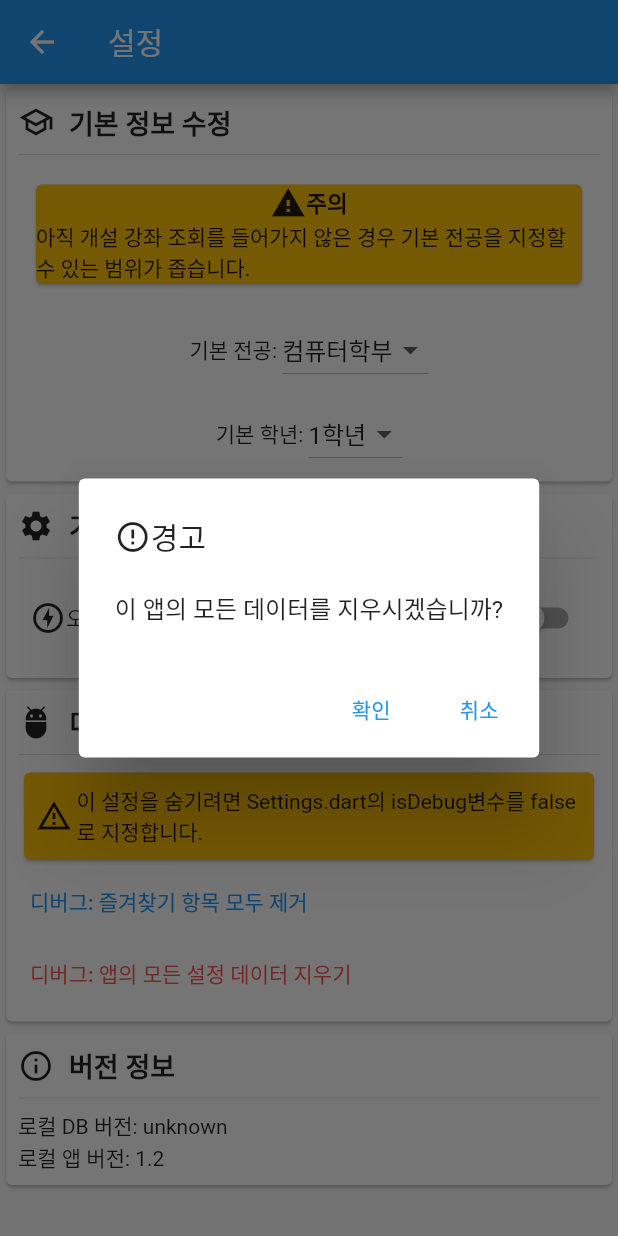
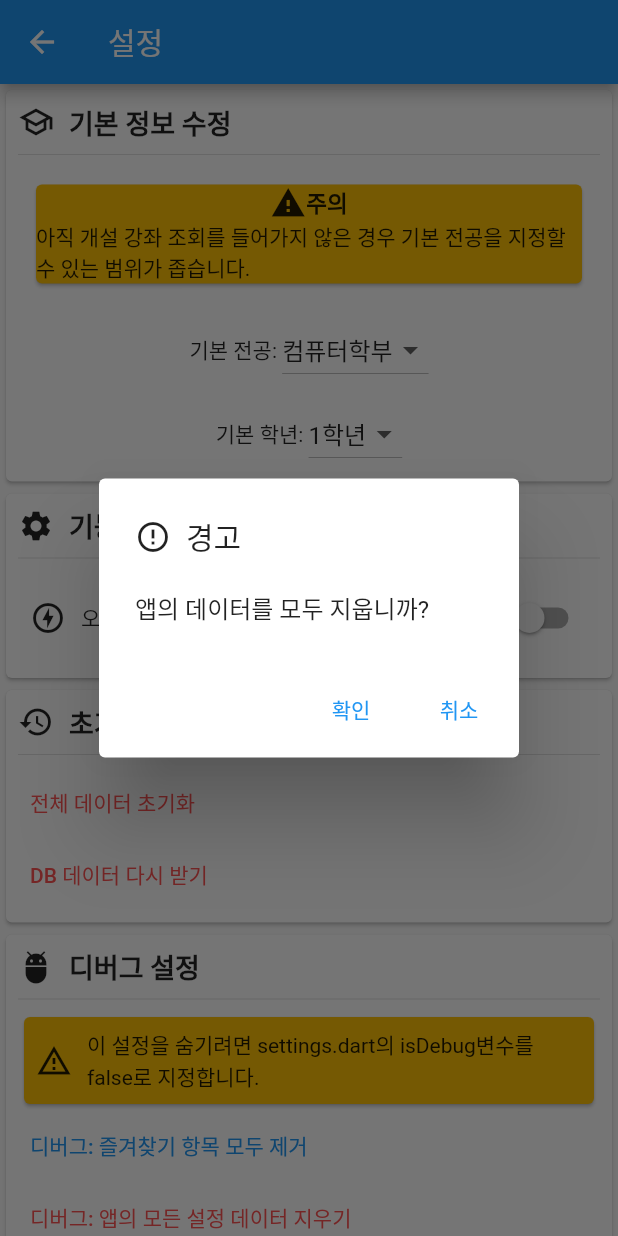
Before and after one commit to sun30812/suwon_mate, a Flutter app: the SettingPage screen opened by its route, after a tap on "디버그: 앱의 모든 설정 데이터 지우기", on a phone screen of 412 x 824 dp. Run offline on Flutter 3.47's test engine with Material 2 defaults, Android fonts, the phone set to English and light mode, and no system bars; our stand-ins replace firebase_core, firebase_database, package_info_plus, shared_preferences; accounts and stored records are empty.

Commit message:
일부 문제 수정 및 안정화 * 초기화 메뉴 추가 * 검색 시 전체 항목이 나오지 않도록 수정 * 일부 디자인 수정 * 일부 위젯 style_widget.dart로 통합

```diff
--- a/lib/open_class.dart
+++ b/lib/open_class.dart
@@ -119,8 +119,6 @@ class _OpenClassState extends State<OpenClass> {
     _pref.setString('class', _saveData);
     _pref.setStringList('dp_set', dpSet.toList());
   }
-
-  void _forceUpdate() async {}
 
   @override
   Widget build(BuildContext context) {
--- a/lib/settings.dart
+++ b/lib/settings.dart
@@ -89,51 +89,27 @@ class _SettingPageState extends State<SettingPage> {
           detail: Column(
             crossAxisAlignment: CrossAxisAlignment.start,
             children: [
-              Card(
+              NotiCard(
                 color: Colors.amber,
-                child: Padding(
-                  padding: const EdgeInsets.all(8.0),
-                  child: Row(
-                    children: const [
-                      Icon(Icons.warning_amber_outlined),
-                      Padding(padding: EdgeInsets.only(right: 3.0)),
-                      Flexible(
-                          child: Text(
-                              '이 설정을 숨기려면 Settings.dart의 isDebug변수를 false로 지정합니다.')),
-                    ],
-                  ),
-                ),
+                icon: Icons.warning_amber_outlined,
+                message: '이 설정을 숨기려면 settings.dart의 isDebug변수를 false로 지정합니다.',
               ),
               TextButton(
                   onPressed: () async {
                     showDialog(
                         barrierDismissible: false,
                         context: context,
-                        builder: (BuildContext context) {
-                          return AlertDialog(
-                            title: Row(
-                              children: const [
-                                Icon(Icons.warning_amber_outlined),
-                                Text('경고')
-                              ],
-                            ),
-                            content: const Text('저장된 즐겨찾기 과목을 모두 지우시겠습니까?'),
-                            scrollable: true,
-                            actions: [
-                              TextButton(
+                        builder: (BuildContext context) => SuwonDialog(
+                              icon: Icons.error_outline,
+                              title: '경고',
+                              content: Text('즐겨찾는 과목의 데이터를 모두 지웁니까?'),
                               onPressed: () async {
                                 SharedPreferences _pref =
                                     await SharedPreferences.getInstance();
                                 _pref.remove('favorites');
                                 Navigator.of(context).pop();
                               },
-                                  child: const Text('확인')),
-                              TextButton(
-                                  onPressed: () => Navigator.of(context).pop(),
-                                  child: const Text('취소'))
-                            ],
-                          );
-                        });
+                            ));
                   },
                   child: const Text('디버그: 즐겨찾기 항목 모두 제거')),
               TextButton(
@@ -141,36 +117,21 @@ class _SettingPageState extends State<SettingPage> {
                     showDialog(
                         barrierDismissible: false,
                         context: context,
-                        builder: (BuildContext context) {
-                          return AlertDialog(
-                            title: Row(
-                              children: const [
-                                Icon(Icons.error_outline),
-                                Text('경고')
-                              ],
-                            ),
-                            content: const Text('이 앱의 모든 데이터를 지우시겠습니까?'),
-                            scrollable: true,
-                            actions: [
-                              TextButton(
+                        builder: (BuildContext context) => SuwonDialog(
+                              icon: Icons.error_outline,
+                              title: '경고',
+                              content: Text('앱의 데이터를 모두 지웁니까?'),
                               onPressed: () async {
                                 SharedPreferences _pref =
                                     await SharedPreferences.getInstance();
-                                  _pref.clear();
+                                _pref.remove('favorites');
                                 Navigator.of(context).pop();
                               },
-                                child: const Text('확인'),
-                              ),
-                              TextButton(
-                                  onPressed: () => Navigator.of(context).pop(),
-                                  child: const Text('취소'))
-                            ],
-                          );
-                        });
+                            ));
                   },
                   style: ButtonStyle(
                       overlayColor: MaterialStateProperty.all(
-                          Colors.redAccent.withAlpha(50)),
+                          Colors.redAccent.withAlpha(30)),
                       foregroundColor:
                           MaterialStateProperty.all(Colors.redAccent)),
                   child: const Text(
@@ -291,7 +252,11 @@ class _SettingPageState extends State<SettingPage> {
                                     },
                                     child: Row(
                                       children: const [
+                                        Padding(
+                                          padding: EdgeInsets.only(right: 10.0),
+                                          child:
                                               Icon(Icons.offline_bolt_outlined),
+                                        ),
                                         Text('오프라인 모드'),
                                       ],
                                     )),
@@ -307,12 +272,77 @@ class _SettingPageState extends State<SettingPage> {
                           )
                         ],
                       )),
+                  CardInfo(
+                    icon: Icons.restore,
+                    title: '초기화 메뉴',
+                    detail: Column(
+                      crossAxisAlignment: CrossAxisAlignment.start,
+                      children: [
+                        TextButton(
+                            onPressed: () async {
+                              showDialog(
+                                  barrierDismissible: false,
+                                  context: context,
+                                  builder: (BuildContext context) =>
+                                      SuwonDialog(
+                                          icon: Icons.error_outline,
+                                          title: '경고',
+                                          content: const Text(
+                                              '앱의 모든 데이터를 초기화합니다. 계속하시겠습니까?'),
+                                          onPressed: () async {
+                                            SharedPreferences _pref =
+                                                await SharedPreferences
+                                                    .getInstance();
+                                            _pref.clear();
+                                            Navigator.of(context).pop();
+                                          }));
+                            },
+                            style: ButtonStyle(
+                                overlayColor: MaterialStateProperty.all(
+                                    Colors.redAccent.withAlpha(30)),
+                                foregroundColor: MaterialStateProperty.all(
+                                    Colors.redAccent)),
+                            child: const Text(
+                              '전체 데이터 초기화',
+                            )),
+                        TextButton(
+                            onPressed: () async {
+                              showDialog(
+                                  barrierDismissible: false,
+                                  context: context,
+                                  builder: (BuildContext context) {
+                                    return SuwonDialog(
+                                      icon: Icons.error_outline,
+                                      title: '경고',
+                                      content: const Text(
+                                          'DB의 데이터를 다시 받습니다. 계속하시겠습니까?'),
+                                      onPressed: () async {
+                                        SharedPreferences _pref =
+                                            await SharedPreferences
+                                                .getInstance();
+                                        _pref.remove('class');
+                                        Navigator.of(context).pop();
+                                      },
+                                    );
+                                  });
+                            },
+                            style: ButtonStyle(
+                                overlayColor: MaterialStateProperty.all(
+                                    Colors.redAccent.withAlpha(30)),
+                                foregroundColor: MaterialStateProperty.all(
+                                    Colors.redAccent)),
+                            child: const Text(
+                              'DB 데이터 다시 받기',
+                            )),
+                      ],
+                    ),
+                  ),
                   debugWidget(),
                   CardInfo(
                     icon: Icons.info_outline,
                     title: '버전 정보',
                     detail: Text(
-                        '로컬 DB 버전: ${(snapshot.data as SharedPreferences).getString('db_ver') ?? 'unknown'}\n'
+                        '로컬 DB 버전: ${(snapshot.data as SharedPreferences).getString('db_ver') ?? '다운로드 필요'}\n'
                         '로컬 앱 버전: ${packageInfo.version}'),
                   )
                 ],
--- a/lib/style_widget.dart
+++ b/lib/style_widget.dart
@@ -1,5 +1,6 @@
 import 'package:flutter/material.dart';
 import 'package:flutter/services.dart';
+import 'package:shared_preferences/shared_preferences.dart';
 
 class ClassDetailInfoCard extends StatelessWidget {
   final String subjectCode,
@@ -289,11 +290,14 @@ class CardInfo extends StatelessWidget {
 
 class InputBar extends StatelessWidget {
   void Function(String)? _onChanged;
+  final IconData? _icon;
   InputBar(
       {Key? key,
       required TextEditingController controller,
+      IconData? icon,
       void Function(String)? onChanged})
       : _onChanged = onChanged,
+        _icon = icon,
         _controller = controller,
         super(key: key);
 
@@ -311,12 +315,12 @@ class InputBar extends StatelessWidget {
         child: TextField(
           onChanged: _onChanged,
           controller: _controller,
-          decoration: const InputDecoration(
+          decoration: InputDecoration(
             border: InputBorder.none,
             hintText: "입력하여 검색",
             icon: Padding(
-              padding: EdgeInsets.only(left: 8.0),
-              child: Icon(Icons.search),
+              padding: const EdgeInsets.only(left: 10.0),
+              child: Icon(_icon),
             ),
           ),
         ),
@@ -324,3 +328,77 @@ class InputBar extends StatelessWidget {
     );
   }
 }
+
+class SuwonDialog extends StatelessWidget {
+  IconData _icon;
+  String _title;
+  Widget _content;
+  void Function()? _onPressed;
+  SuwonDialog({
+    required IconData icon,
+    required String title,
+    required Widget content,
+    void Function()? onPressed,
+    Key? key,
+  })  : _icon = icon,
+        _title = title,
+        _content = content,
+        _onPressed = onPressed,
+        super(key: key);
+
+  @override
+  Widget build(BuildContext context) {
+    return AlertDialog(
+      title: Row(
+        children: [
+          Icon(_icon),
+          const Padding(padding: EdgeInsets.only(right: 10.0)),
+          Text(_title)
+        ],
+      ),
+      content: _content,
+      scrollable: true,
+      actions: [
+        TextButton(
+          onPressed: _onPressed,
+          child: const Text('확인'),
+        ),
+        TextButton(
+            onPressed: () => Navigator.of(context).pop(),
+            child: const Text('취소'))
+      ],
+    );
+  }
+}
+
+class NotiCard extends StatelessWidget {
+  IconData? _icon = Icons.warning_amber_outlined;
+  Color? _color = Colors.white;
+  String _mesage;
+  NotiCard({
+    IconData? icon,
+    Color? color,
+    required String message,
+    Key? key,
+  })  : _mesage = message,
+        _icon = icon,
+        _color = color,
+        super(key: key);
+
+  @override
+  Widget build(BuildContext context) {
+    return Card(
+      color: _color,
+      child: Padding(
+        padding: const EdgeInsets.all(8.0),
+        child: Row(
+          children: [
+            Icon(_icon),
+            const Padding(padding: const EdgeInsets.only(right: 10.0)),
+            Flexible(child: Text(_mesage)),
+          ],
+        ),
+      ),
+    );
+  }
+}
--- a/pubspec.yaml
+++ b/pubspec.yaml
@@ -15,7 +15,7 @@ publish_to: 'none' # Remove this line if you wish to publish to pub.dev
 # In iOS, build-name is used as CFBundleShortVersionString while build-number used as CFBundleVersion.
 # Read more about iOS versioning at
 # https://developer.apple.com/library/archive/documentation/General/Reference/InfoPlistKeyReference/Articles/CoreFoundationKeys.html
-version: 1.2+1
+version: 1.2.1+1
 
 environment:
   sdk: ">=2.15.1 <3.0.0"
```
Also changed, not shown: lib/search.dart (+26 -7 lines), 1 other file. Lines whose indentation alone changed are shown as unchanged.
